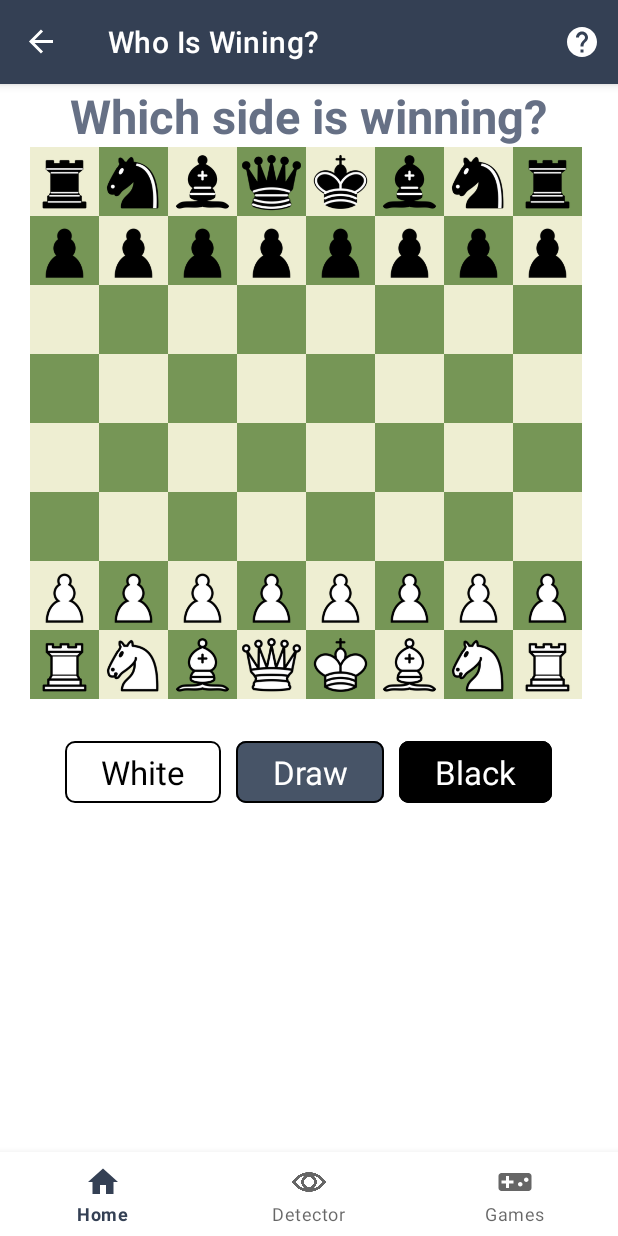
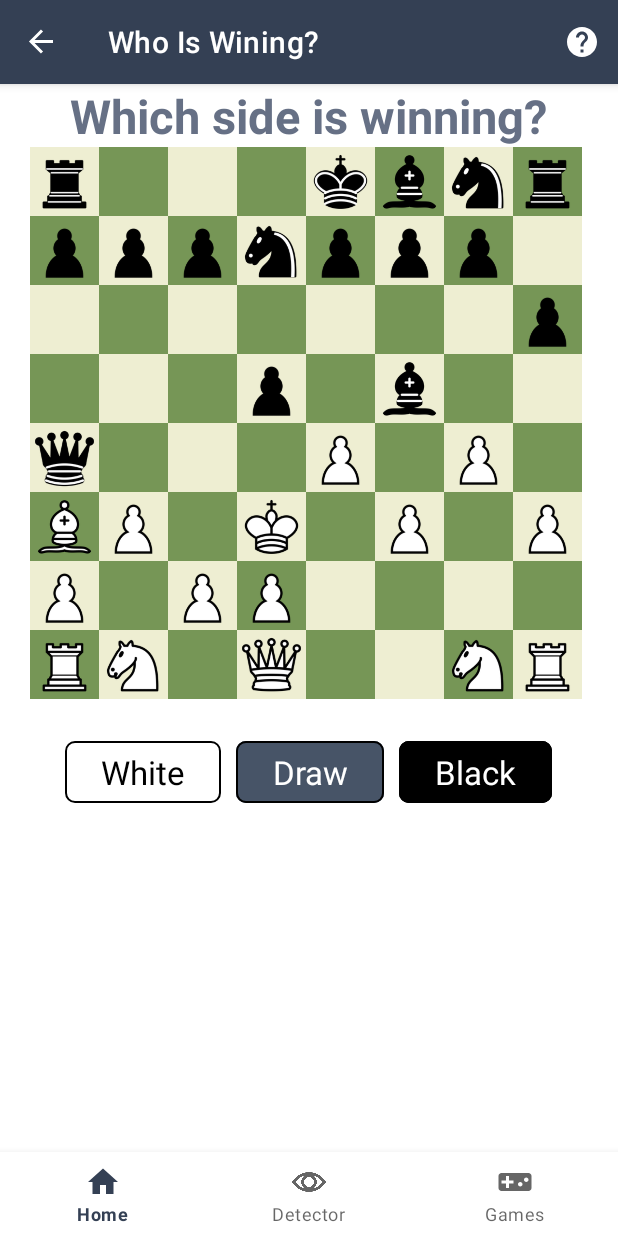
Before and after one commit to trnKhanh/chess-project, an Android app: the EvaluationGameFragment screen opened through its navigation route, on a phone screen of 412 x 824 dp. Run offline under Robolectric (Android 15) with nearby library versions, the phone set to English and light mode, and no system bars; our stand-ins replace navigation-ui; libraries missing offline, so code that uses them is left out: org.opencv.android.

Commit message:
Intergrate Guess the evaluation game

```diff
--- a/app/src/main/java/com/chessproject/chess/ui/BoardView.java
+++ b/app/src/main/java/com/chessproject/chess/ui/BoardView.java
@@ -513,10 +513,11 @@ public class BoardView extends FrameLayout implements BoardController {
     }
     public void toggleEvaluation() {
         mIsEvaluated = !mIsEvaluated;
-        invalidate();
+        updateEvaluation();
     }
     public void setEvaluation(boolean evaluation) {
         mIsEvaluated = evaluation;
+        updateEvaluation();
     }
     // Below is the implementation of BoardController.
     @Override
--- a/app/src/main/java/com/chessproject/dataset/EvaluationGameDataset.java
+++ b/app/src/main/java/com/chessproject/dataset/EvaluationGameDataset.java
@@ -1,21 +1,31 @@
 package com.chessproject.dataset;
 
+import android.content.Context;
+import android.util.Log;
 import android.util.Pair;
 
+import com.chessproject.utils.FileUtils;
+
 import java.util.ArrayList;
+import java.util.HashMap;
 import java.util.Random;
 
 public class EvaluationGameDataset {
     // 1 record is a pair of 2 values: fen and answer/which side is winning
+    static final String TAG = "EvaluationGameDataset";
     ArrayList<Pair<String, String>> mFens = new ArrayList<>();
     Random random = new Random();
-    EvaluationGameDataset() {
-        // TODO: Read from file assets
+    EvaluationGameDataset(Context context) {
+        ArrayList<HashMap<String, String>> evalGameRecords = FileUtils.readCSV(context, "FenDatasetEvaBar.csv");
+        for (HashMap<String, String> record: evalGameRecords) {
+            mFens.add(new Pair<>(record.get("fen"), record.get("isWining")));
+        }
+        Log.d(TAG, String.valueOf(mFens.size()));
     }
     static EvaluationGameDataset mInstance = null;
-    public static EvaluationGameDataset getInstance() {
+    public static EvaluationGameDataset getInstance(Context context) {
         if (mInstance == null)
-            mInstance = new EvaluationGameDataset();
+            mInstance = new EvaluationGameDataset(context);
         return mInstance;
     }
     public Pair<String, String> nextRecord() {
--- a/app/src/main/java/com/chessproject/ui/detector/ResultFragment.java
+++ b/app/src/main/java/com/chessproject/ui/detector/ResultFragment.java
@@ -24,7 +24,6 @@ public class ResultFragment extends Fragment {
         super.onCreate(savedInstanceState);
         detectorViewModel = new ViewModelProvider(requireActivity()).get(DetectorViewModel.class);
         fen = detectorViewModel.getFen().getValue();
-        Log.d(TAG, String.valueOf(fen));
     }
 
     @Override
@@ -37,6 +36,8 @@ public class ResultFragment extends Fragment {
 
     private void initializeUI(View root){
         chessBoard = root.findViewById(R.id.detectedChessBoard);
+        chessBoard.setDisabled(true);
+        chessBoard.setEvaluation(true);
         chessBoard.setFen(fen);
     }
 }
--- a/app/src/main/java/com/chessproject/ui/games/EvaluationGameFragment.java
+++ b/app/src/main/java/com/chessproject/ui/games/EvaluationGameFragment.java
@@ -2,31 +2,61 @@ package com.chessproject.ui.games;
 
 import android.app.AlertDialog;
 import android.content.DialogInterface;
+import android.graphics.Color;
 import android.os.Bundle;
+import android.util.Log;
 import android.util.Pair;
 import android.view.LayoutInflater;
 import android.view.View;
 import android.view.ViewGroup;
+import android.widget.TextView;
 
 import androidx.annotation.NonNull;
 import androidx.annotation.Nullable;
 import androidx.fragment.app.Fragment;
 
+import com.chessproject.R;
 import com.chessproject.databinding.FragmentEvaluationGameBinding;
 import com.chessproject.dataset.EvaluationGameDataset;
 
 public class EvaluationGameFragment extends Fragment {
+    final static String TAG = "EvaluationGameFragment";
     private FragmentEvaluationGameBinding binding;
     Pair<String, String> mCurrentRecord = null;
+    TextView resultTextView;
+    AlertDialog alertDialog;
     @Nullable
     @Override
     public View onCreateView(@NonNull LayoutInflater inflater, @Nullable ViewGroup container, @Nullable Bundle savedInstanceState) {
         binding = FragmentEvaluationGameBinding.inflate(inflater, container, false);
         View root = binding.getRoot();
-        binding.whiteButton.setTag("w");
-        binding.blackButton.setTag("b");
-        binding.drawButton.setTag("d");
+        binding.whiteButton.setTag("White");
+        binding.blackButton.setTag("Black");
+        binding.drawButton.setTag("Draw");
         binding.chessboard.toggleDisabled();
+        resultTextView = new TextView(requireContext());
+
+        AlertDialog.Builder alertDialogBuilder = new AlertDialog.Builder(getContext())
+                .setCancelable(true)
+                .setOnCancelListener(new DialogInterface.OnCancelListener() {
+                    @Override
+                    public void onCancel(DialogInterface dialog) {
+                        startGame();
+                    }
+                })
+                .setNegativeButton("Exit", new DialogInterface.OnClickListener() {
+                    @Override
+                    public void onClick(DialogInterface dialog, int which) {
+                        dialog.cancel();
+                    }
+                });
+        alertDialog = alertDialogBuilder.setView(resultTextView).create();
+
+        resultTextView.setText("Correct");
+        resultTextView.setTextSize(30);
+        resultTextView.setBackgroundColor(requireContext().getColor(R.color.success_500));
+        resultTextView.setPadding(20, 20, 20, 20);
+        resultTextView.setTextColor(Color.WHITE);
         View.OnClickListener listener = new View.OnClickListener() {
             @Override
             public void onClick(View v) {
@@ -34,32 +64,33 @@ public class EvaluationGameFragment extends Fragment {
                 if (mCurrentRecord != null) {
                     AlertDialog.Builder builder = new AlertDialog.Builder(getContext())
                             .setCancelable(true)
-                            .setNegativeButton("Exit", new DialogInterface.OnClickListener() {
+                            .setOnCancelListener(new DialogInterface.OnCancelListener() {
                                 @Override
-                                public void onClick(DialogInterface dialog, int which) {
-                                    dialog.cancel();
-                                }
-                            })
-                            .setPositiveButton("Continue", new DialogInterface.OnClickListener() {
-                                @Override
-                                public void onClick(DialogInterface dialog, int which) {
-                                    mCurrentRecord = EvaluationGameDataset.getInstance().nextRecord();
-                                    if (mCurrentRecord != null)
-                                        binding.chessboard.setFen(mCurrentRecord.first);
-                                    dialog.cancel();
+                                public void onCancel(DialogInterface dialog) {
+                                    startGame();
                                 }
                             });
-                    if (mCurrentRecord.second == choice) {
-                        builder.setTitle("Correct").show();
+                    if (mCurrentRecord.second.compareTo(choice) == 0) {
+                        resultTextView.setText("Correct");
+                        resultTextView.setBackgroundColor(requireContext().getColor(R.color.success_500));
                     } else {
-                        builder.setTitle("Wrong").show();
+                        resultTextView.setText("Wrong");
+                        resultTextView.setBackgroundColor(requireContext().getColor(R.color.error_500));
                     }
+                    alertDialog.show();
                 }
             }
         };
         binding.blackButton.setOnClickListener(listener);
         binding.whiteButton.setOnClickListener(listener);
         binding.drawButton.setOnClickListener(listener);
+        startGame();
         return root;
     }
+
+    void startGame() {
+        mCurrentRecord = EvaluationGameDataset.getInstance(requireContext()).nextRecord();
+        binding.chessboard.setFen(mCurrentRecord.first);
+        Log.d(TAG, mCurrentRecord.second);
+    }
 }
```
Also changed, not shown: app/src/main/assets/FenDatasetEvaBar.csv (added, +51 -0 lines), app/src/main/res/layout/fragment_home.xml (+5 -5 lines).
